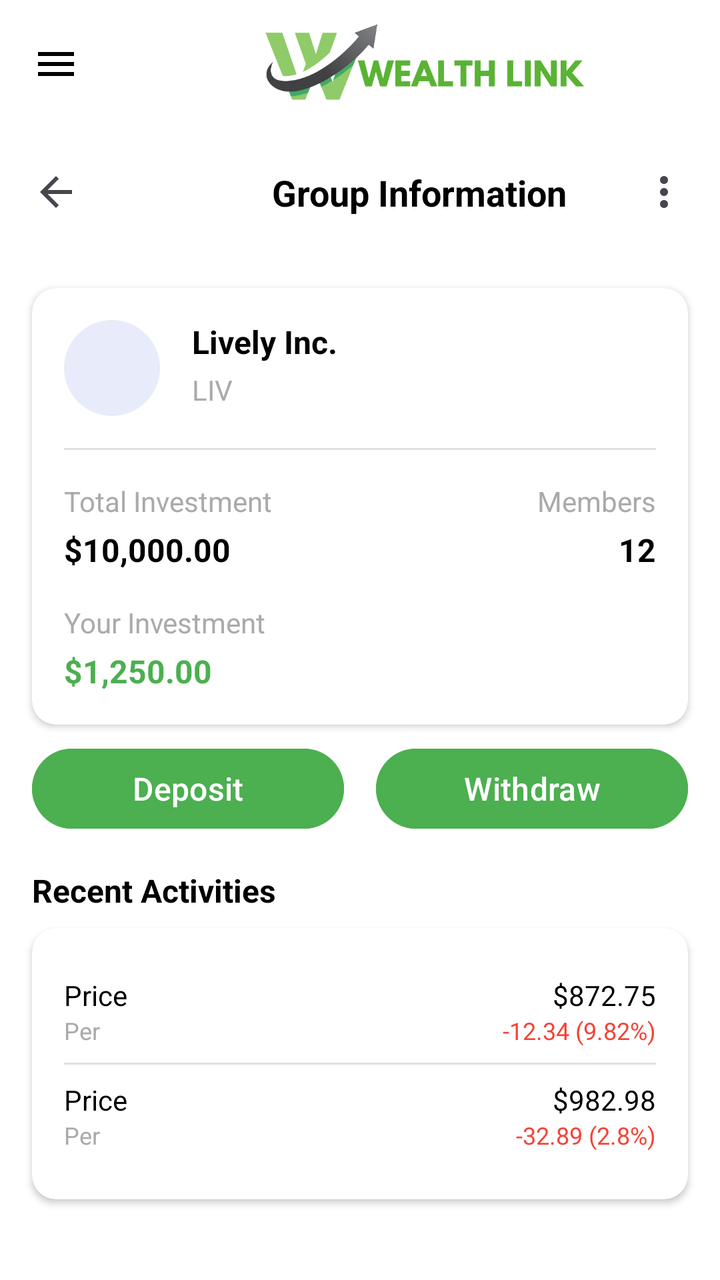
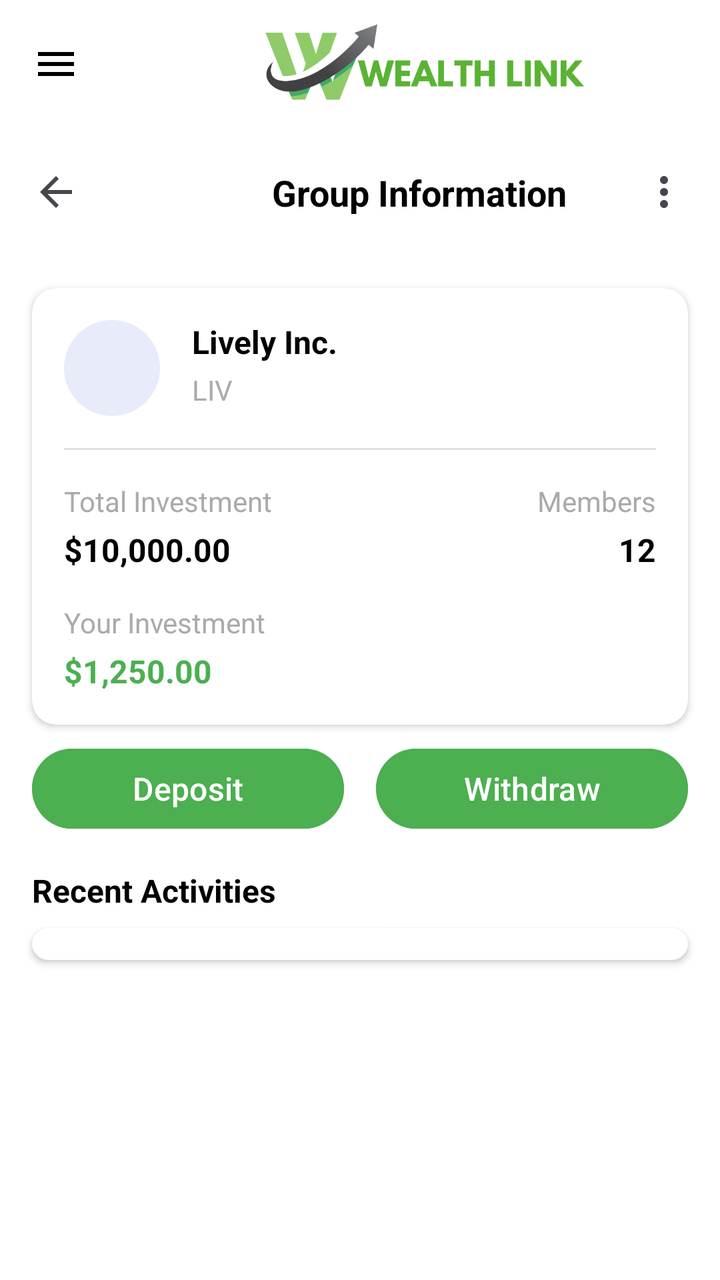

An Android layout rendered at two revisions. The XML below is the earlier revision; the diff shows what the commit changed to produce the second picture.
<!-- AndroidManifest.xml: application theme Theme.WealthLink -->
<!-- res/layout/activity_group_details.xml -->
<?xml version="1.0" encoding="utf-8"?>
<androidx.drawerlayout.widget.DrawerLayout xmlns:android="http://schemas.android.com/apk/res/android"
    xmlns:app="http://schemas.android.com/apk/res-auto"
    xmlns:tools="http://schemas.android.com/tools"
    android:id="@+id/main"
    android:layout_width="match_parent"
    android:layout_height="match_parent">

    <androidx.constraintlayout.widget.ConstraintLayout
        android:layout_width="match_parent"
        android:layout_height="match_parent"
        android:background="@color/white">

        
        <androidx.appcompat.widget.Toolbar
            android:id="@+id/toolbarTop"
            android:layout_width="match_parent"
            android:layout_height="?attr/actionBarSize"
            app:layout_constraintTop_toTopOf="parent">

            <androidx.constraintlayout.widget.ConstraintLayout
                android:layout_width="match_parent"
                android:layout_height="match_parent">

                <ImageButton
                    android:id="@+id/btnHamburger"
                    android:layout_width="wrap_content"
                    android:layout_height="wrap_content"
                    android:background="?attr/selectableItemBackgroundBorderless"
                    android:contentDescription="Menu"
                    android:src="@drawable/ic_menu"
                    app:layout_constraintBottom_toBottomOf="parent"
                    app:layout_constraintStart_toStartOf="parent"
                    app:layout_constraintTop_toTopOf="parent" />

                <ImageView
                    android:id="@+id/ivLogo"
                    android:layout_width="265dp"
                    android:layout_height="48dp"
                    android:layout_marginStart="40dp"
                    android:contentDescription="Logo"
                    android:src="@drawable/logofull"
                    app:layout_constraintBottom_toBottomOf="parent"
                    app:layout_constraintStart_toEndOf="@id/btnHamburger"
                    app:layout_constraintTop_toTopOf="parent" />

            </androidx.constraintlayout.widget.ConstraintLayout>
        </androidx.appcompat.widget.Toolbar>

        
        <androidx.appcompat.widget.Toolbar
            android:id="@+id/toolbarGroups"
            android:layout_width="match_parent"
            android:layout_height="?attr/actionBarSize"
            app:layout_constraintTop_toBottomOf="@id/toolbarTop">

            <androidx.constraintlayout.widget.ConstraintLayout
                android:layout_width="match_parent"
                android:layout_height="match_parent">

                <ImageButton
                    android:id="@+id/btnBack"
                    android:layout_width="wrap_content"
                    android:layout_height="wrap_content"
                    android:background="?attr/selectableItemBackgroundBorderless"
                    android:contentDescription="Back"
                    android:src="@drawable/ic_back_black"
                    app:layout_constraintBottom_toBottomOf="parent"
                    app:layout_constraintStart_toStartOf="parent"
                    app:layout_constraintTop_toTopOf="parent" />

                <TextView
                    android:id="@+id/tvGroupsTitle"
                    android:layout_width="wrap_content"
                    android:layout_height="wrap_content"
                    android:layout_marginStart="96dp"
                    android:gravity="center"
                    android:text="Group Information"
                    android:textColor="@android:color/black"
                    android:textSize="18sp"
                    android:textStyle="bold"
                    app:layout_constraintBottom_toBottomOf="parent"
                    app:layout_constraintStart_toEndOf="@id/btnBack"
                    app:layout_constraintTop_toTopOf="parent" />

                <ImageButton
                    android:id="@+id/btnMore"
                    android:layout_width="wrap_content"
                    android:layout_height="wrap_content"
                    android:layout_marginEnd="16dp"
                    android:background="?attr/selectableItemBackgroundBorderless"
                    android:contentDescription="More Options"
                    android:src="@drawable/ic_more"
                    app:layout_constraintBottom_toBottomOf="parent"
                    app:layout_constraintEnd_toEndOf="parent"
                    app:layout_constraintTop_toTopOf="parent" />

            </androidx.constraintlayout.widget.ConstraintLayout>
        </androidx.appcompat.widget.Toolbar>

        
        <androidx.cardview.widget.CardView
            android:id="@+id/cardDropdown"
            android:layout_width="160dp"
            android:layout_height="wrap_content"
            android:layout_marginEnd="8dp"
            android:visibility="gone"
            app:cardElevation="4dp"
            app:cardCornerRadius="8dp"
            app:layout_constraintEnd_toEndOf="parent"
            app:layout_constraintTop_toBottomOf="@id/toolbarGroups">

            <LinearLayout
                android:layout_width="match_parent"
                android:layout_height="wrap_content"
                android:orientation="vertical">

                <TextView
                    android:id="@+id/tvSettings"
                    android:layout_width="match_parent"
                    android:layout_height="wrap_content"
                    android:padding="16dp"
                    android:text="Settings"
                    android:textColor="@android:color/black" />

                <TextView
                    android:id="@+id/tvReportIssue"
                    android:layout_width="match_parent"
                    android:layout_height="wrap_content"
                    android:padding="16dp"
                    android:text="Report An Issue"
                    android:textColor="@android:color/black" />

                <TextView
                    android:id="@+id/tvLeaveGroup"
                    android:layout_width="match_parent"
                    android:layout_height="wrap_content"
                    android:padding="16dp"
                    android:text="Leave Group"
                    android:textColor="#F44336" />
            </LinearLayout>
        </androidx.cardview.widget.CardView>

        
        <androidx.cardview.widget.CardView
            android:id="@+id/cardGroupInfo"
            android:layout_width="match_parent"
            android:layout_height="wrap_content"
            android:layout_margin="16dp"
            app:cardCornerRadius="12dp"
            app:cardElevation="2dp"
            app:layout_constraintTop_toBottomOf="@id/toolbarGroups">

            <androidx.constraintlayout.widget.ConstraintLayout
                android:layout_width="match_parent"
                android:layout_height="wrap_content"
                android:padding="16dp">

                <ImageView
                    android:id="@+id/ivGroupLogo"
                    android:layout_width="48dp"
                    android:layout_height="48dp"
                    android:background="@drawable/circle_background"
                    app:layout_constraintStart_toStartOf="parent"
                    app:layout_constraintTop_toTopOf="parent" />

                <TextView
                    android:id="@+id/tvGroupName"
                    android:layout_width="wrap_content"
                    android:layout_height="wrap_content"
                    android:layout_marginStart="16dp"
                    android:text="Lively Inc."
                    android:textColor="@android:color/black"
                    android:textSize="16sp"
                    android:textStyle="bold"
                    app:layout_constraintStart_toEndOf="@id/ivGroupLogo"
                    app:layout_constraintTop_toTopOf="@id/ivGroupLogo" />

                <TextView
                    android:id="@+id/tvGroupDescription"
                    android:layout_width="wrap_content"
                    android:layout_height="wrap_content"
                    android:layout_marginStart="16dp"
                    android:text="LIV"
                    android:textColor="@android:color/darker_gray"
                    app:layout_constraintBottom_toBottomOf="@id/ivGroupLogo"
                    app:layout_constraintStart_toEndOf="@id/ivGroupLogo"
                    app:layout_constraintTop_toBottomOf="@id/tvGroupName" />

                
                <View
                    android:id="@+id/divider"
                    android:layout_width="match_parent"
                    android:layout_height="1dp"
                    android:layout_marginTop="16dp"
                    android:background="#E0E0E0"
                    app:layout_constraintTop_toBottomOf="@id/ivGroupLogo" />

                
                <TextView
                    android:id="@+id/labelTotalInvestment"
                    android:layout_width="wrap_content"
                    android:layout_height="wrap_content"
                    android:layout_marginTop="16dp"
                    android:text="Total Investment"
                    android:textColor="@android:color/darker_gray"
                    android:textSize="14sp"
                    app:layout_constraintStart_toStartOf="parent"
                    app:layout_constraintTop_toBottomOf="@id/divider" />

                <TextView
                    android:id="@+id/tvTotalInvestment"
                    android:layout_width="wrap_content"
                    android:layout_height="wrap_content"
                    android:layout_marginTop="4dp"
                    android:text="$10,000.00"
                    android:textColor="@android:color/black"
                    android:textSize="16sp"
                    android:textStyle="bold"
                    app:layout_constraintStart_toStartOf="@+id/labelTotalInvestment"
                    app:layout_constraintTop_toBottomOf="@+id/labelTotalInvestment" />

                
                <TextView
                    android:id="@+id/labelMemberCount"
                    android:layout_width="wrap_content"
                    android:layout_height="wrap_content"
                    android:layout_marginTop="16dp"
                    android:text="Members"
                    android:textColor="@android:color/darker_gray"
                    android:textSize="14sp"
                    app:layout_constraintEnd_toEndOf="parent"
                    app:layout_constraintTop_toBottomOf="@id/divider" />

                <TextView
                    android:id="@+id/tvMemberCount"
                    android:layout_width="wrap_content"
                    android:layout_height="wrap_content"
                    android:layout_marginTop="4dp"
                    android:text="12"
                    android:textColor="@android:color/black"
                    android:textSize="16sp"
                    android:textStyle="bold"
                    app:layout_constraintEnd_toEndOf="@+id/labelMemberCount"
                    app:layout_constraintTop_toBottomOf="@+id/labelMemberCount" />

                
                <TextView
                    android:id="@+id/labelUserInvestment"
                    android:layout_width="wrap_content"
                    android:layout_height="wrap_content"
                    android:layout_marginTop="16dp"
                    android:text="Your Investment"
                    android:textColor="@android:color/darker_gray"
                    android:textSize="14sp"
                    app:layout_constraintStart_toStartOf="parent"
                    app:layout_constraintTop_toBottomOf="@+id/tvTotalInvestment" />

                <TextView
                    android:id="@+id/tvUserInvestment"
                    android:layout_width="wrap_content"
                    android:layout_height="wrap_content"
                    android:layout_marginTop="4dp"
                    android:text="$1,250.00"
                    android:textColor="#4CAF50"
                    android:textSize="16sp"
                    android:textStyle="bold"
                    app:layout_constraintStart_toStartOf="@+id/labelUserInvestment"
                    app:layout_constraintTop_toBottomOf="@+id/labelUserInvestment" />
            </androidx.constraintlayout.widget.ConstraintLayout>
        </androidx.cardview.widget.CardView>

        
        <LinearLayout
            android:id="@+id/actionButtonsContainer"
            android:layout_width="match_parent"
            android:layout_height="wrap_content"
            android:layout_marginStart="16dp"
            android:layout_marginTop="8dp"
            android:layout_marginEnd="16dp"
            android:orientation="horizontal"
            app:layout_constraintTop_toBottomOf="@id/cardGroupInfo">

            
            <Button
                android:id="@+id/btnDeposit"
                android:layout_width="0dp"
                android:layout_height="48dp"
                android:layout_marginEnd="8dp"
                android:layout_weight="1"
                android:backgroundTint="#4CAF50"
                android:text="Deposit"
                android:textAllCaps="false"
                android:textColor="@android:color/white"
                android:textSize="16sp" />

            
            <Button
                android:id="@+id/btnWithdraw"
                android:layout_width="0dp"
                android:layout_height="48dp"
                android:layout_marginStart="8dp"
                android:layout_weight="1"
                android:backgroundTint="#4CAF50"
                android:text="Withdraw"
                android:textAllCaps="false"
                android:textColor="@android:color/white"
                android:textSize="16sp" />
        </LinearLayout>

        
        
        <TextView
            android:id="@+id/tvRecentActivitiesTitle"
            android:layout_width="wrap_content"
            android:layout_height="wrap_content"
            android:layout_marginStart="16dp"
            android:layout_marginTop="16dp"
            android:text="Recent Activities"
            android:textColor="@android:color/black"
            android:textSize="16sp"
            android:textStyle="bold"
            app:layout_constraintStart_toStartOf="parent"
            app:layout_constraintTop_toBottomOf="@id/actionButtonsContainer" />

        <androidx.cardview.widget.CardView
            android:id="@+id/cardRecentActivities"
            android:layout_width="match_parent"
            android:layout_height="wrap_content"
            android:layout_marginStart="16dp"
            android:layout_marginTop="8dp"
            android:layout_marginEnd="16dp"
            app:cardCornerRadius="12dp"
            app:cardElevation="2dp"
            app:layout_constraintTop_toBottomOf="@id/tvRecentActivitiesTitle">

            <LinearLayout
                android:layout_width="match_parent"
                android:layout_height="wrap_content"
                android:orientation="vertical"
                android:padding="16dp">

                
                <LinearLayout
                    android:layout_width="match_parent"
                    android:layout_height="wrap_content"
                    android:orientation="horizontal"
                    android:paddingVertical="8dp">

                    <LinearLayout
                        android:layout_width="0dp"
                        android:layout_height="wrap_content"
                        android:layout_weight="1"
                        android:orientation="vertical">

                        <TextView
                            android:layout_width="wrap_content"
                            android:layout_height="wrap_content"
                            android:text="Price"
                            android:textColor="@android:color/black"
                            android:textSize="14sp" />

                        <TextView
                            android:layout_width="wrap_content"
                            android:layout_height="wrap_content"
                            android:text="Per"
                            android:textColor="@android:color/darker_gray"
                            android:textSize="12sp" />
                    </LinearLayout>

                    <LinearLayout
                        android:layout_width="wrap_content"
                        android:layout_height="wrap_content"
                        android:orientation="vertical"
                        android:gravity="end">

                        <TextView
                            android:layout_width="wrap_content"
                            android:layout_height="wrap_content"
                            android:text="$872.75"
                            android:textColor="@android:color/black"
                            android:textSize="14sp" />

                        <TextView
                            android:layout_width="wrap_content"
                            android:layout_height="wrap_content"
                            android:text="-12.34 (9.82%)"
                            android:textColor="#F44336"
                            android:textSize="12sp" />
                    </LinearLayout>
                </LinearLayout>

                <View
                    android:layout_width="match_parent"
                    android:layout_height="1dp"
                    android:background="#E0E0E0" />

                
                <LinearLayout
                    android:layout_width="match_parent"
                    android:layout_height="wrap_content"
                    android:orientation="horizontal"
                    android:paddingVertical="8dp">

                    <LinearLayout
                        android:layout_width="0dp"
                        android:layout_height="wrap_content"
                        android:layout_weight="1"
                        android:orientation="vertical">

                        <TextView
                            android:layout_width="wrap_content"
                            android:layout_height="wrap_content"
                            android:text="Price"
                            android:textColor="@android:color/black"
                            android:textSize="14sp" />

                        <TextView
                            android:layout_width="wrap_content"
                            android:layout_height="wrap_content"
                            android:text="Per"
                            android:textColor="@android:color/darker_gray"
                            android:textSize="12sp" />
                    </LinearLayout>

                    <LinearLayout
                        android:layout_width="wrap_content"
                        android:layout_height="wrap_content"
                        android:orientation="vertical"
                        android:gravity="end">

                        <TextView
                            android:layout_width="wrap_content"
                            android:layout_height="wrap_content"
                            android:text="$982.98"
                            android:textColor="@android:color/black"
                            android:textSize="14sp" />

                        <TextView
                            android:layout_width="wrap_content"
                            android:layout_height="wrap_content"
                            android:text="-32.89 (2.8%)"
                            android:textColor="#F44336"
                            android:textSize="12sp" />
                    </LinearLayout>
                </LinearLayout>
            </LinearLayout>
        </androidx.cardview.widget.CardView>
    </androidx.constraintlayout.widget.ConstraintLayout>

    <com.google.android.material.navigation.NavigationView
        android:id="@+id/navigation_view"
        android:layout_width="280dp"
        android:layout_height="match_parent"
        android:layout_gravity="start"
        android:background="@android:color/white"
        android:fitsSystemWindows="true">

        <LinearLayout
            android:layout_width="match_parent"
            android:layout_height="match_parent"
            android:orientation="vertical">

            <LinearLayout
                android:layout_width="match_parent"
                android:layout_height="wrap_content"
                android:orientation="horizontal"
                android:padding="24dp">

                <androidx.cardview.widget.CardView
                    android:layout_width="60dp"
                    android:layout_height="60dp"
                    app:cardCornerRadius="30dp"
                    app:cardElevation="0dp">

                    <ImageView
                        android:id="@+id/profile_image"
                        android:layout_width="match_parent"
                        android:layout_height="match_parent"
                        android:scaleType="centerCrop"
                        android:src="@drawable/profile_pic" />
                </androidx.cardview.widget.CardView>

                <LinearLayout
                    android:layout_width="match_parent"
                    android:layout_height="wrap_content"
                    android:layout_marginStart="16dp"
                    android:layout_gravity="center_vertical"
                    android:orientation="vertical">

                    <TextView
                        android:id="@+id/user_name"
                        android:layout_width="wrap_content"
                        android:layout_height="wrap_content"
                        android:text="Kurt Zander Kaw"
                        android:textColor="@android:color/black"
                        android:textSize="18sp"
                        android:textStyle="bold" />

                    <TextView
                        android:id="@+id/user_email"
                        android:layout_width="wrap_content"
                        android:layout_height="wrap_content"
                        android:text="KurtisCool@gmail.com"
                        android:textColor="@android:color/darker_gray"
                        android:textSize="14sp" />
                </LinearLayout>
            </LinearLayout>

            <LinearLayout
                android:layout_width="match_parent"
                android:layout_height="wrap_content"
                android:orientation="vertical">

                <LinearLayout
                    android:id="@+id/nav_home"
                    android:layout_width="match_parent"
                    android:layout_height="wrap_content"
                    android:gravity="center_vertical"
                    android:orientation="horizontal"
                    android:paddingHorizontal="24dp"
                    android:paddingVertical="24dp">

                    <ImageView
                        android:layout_width="24dp"
                        android:layout_height="24dp"
                        android:src="@drawable/home_nav" />

                    <TextView
                        android:layout_width="wrap_content"
                        android:layout_height="wrap_content"
                        android:layout_marginStart="24dp"
                        android:text="Home"
                        android:textColor="@android:color/black"
                        android:textSize="16sp" />
                </LinearLayout>

                <LinearLayout
                    android:id="@+id/nav_groups"
                    android:layout_width="match_parent"
                    android:layout_height="wrap_content"
                    android:gravity="center_vertical"
                    android:orientation="horizontal"
                    android:paddingHorizontal="24dp"
                    android:paddingVertical="24dp">

                    <ImageView
                        android:layout_width="24dp"
                        android:layout_height="24dp"
                        android:src="@drawable/group_nav" />

                    <TextView
                        android:layout_width="wrap_content"
                        android:layout_height="wrap_content"
                        android:layout_marginStart="24dp"
                        android:text="Groups"
                        android:textColor="@android:color/black"
                        android:textSize="16sp" />
                </LinearLayout>

                <LinearLayout
                    android:id="@+id/nav_notifications"
                    android:layout_width="match_parent"
                    android:layout_height="wrap_content"
                    android:gravity="center_vertical"
                    android:orientation="horizontal"
                    android:paddingHorizontal="24dp"
                    android:paddingVertical="24dp">

                    <ImageView
                        android:layout_width="24dp"
                        android:layout_height="24dp"
                        android:src="@drawable/bell_nav" />

                    <TextView
                        android:layout_width="wrap_content"
                        android:layout_height="wrap_content"
                        android:layout_marginStart="24dp"
                        android:text="Notifications"
                        android:textColor="@android:color/black"
                        android:textSize="16sp" />
                </LinearLayout>

                <LinearLayout
                    android:id="@+id/nav_history"
                    android:layout_width="match_parent"
                    android:layout_height="wrap_content"
                    android:gravity="center_vertical"
                    android:orientation="horizontal"
                    android:paddingHorizontal="24dp"
                    android:paddingVertical="24dp">

                    <ImageView
                        android:layout_width="24dp"
                        android:layout_height="24dp"
                        android:src="@drawable/history_nav" />

                    <TextView
                        android:layout_width="wrap_content"
                        android:layout_height="wrap_content"
                        android:layout_marginStart="24dp"
                        android:text="History"
                        android:textColor="@android:color/black"
                        android:textSize="16sp" />
                </LinearLayout>

                <LinearLayout
                    android:id="@+id/nav_account"
                    android:layout_width="match_parent"
                    android:layout_height="wrap_content"
                    android:gravity="center_vertical"
                    android:orientation="horizontal"
                    android:paddingHorizontal="24dp"
                    android:paddingVertical="24dp">

                    <ImageView
                        android:layout_width="24dp"
                        android:layout_height="24dp"
                        android:src="@drawable/user_nav" />

                    <TextView
                        android:layout_width="wrap_content"
                        android:layout_height="wrap_content"
                        android:layout_marginStart="24dp"
                        android:text="Account"
                        android:textColor="@android:color/black"
                        android:textSize="16sp" />
                </LinearLayout>
            </LinearLayout>
        </LinearLayout>
    </com.google.android.material.navigation.NavigationView>
</androidx.drawerlayout.widget.DrawerLayout>
<!-- resources referenced by this layout -->
<resources>
  <color name="white">#FFFFFFFF</color>
  <!-- drawable bell_nav: png bitmap (drawable, 9607 bytes) -->
  <!-- drawable circle_background (drawable) -->
  <shape xmlns:android="http://schemas.android.com/apk/res/android"
      android:shape="oval">
      <solid android:color="#E8EBFA" />
  </shape>
  <!-- drawable group_nav: png bitmap (drawable, 17830 bytes) -->
  <!-- drawable history_nav: png bitmap (drawable, 14436 bytes) -->
  <!-- drawable home_nav: png bitmap (drawable, 9229 bytes) -->
  <!-- drawable ic_back_black (drawable) -->
  <?xml version="1.0" encoding="utf-8"?>
  <vector xmlns:android="http://schemas.android.com/apk/res/android"
      android:width="24dp"
      android:height="24dp"
      android:viewportWidth="24"
      android:viewportHeight="24"
      android:tint="?attr/colorControlNormal"
      android:autoMirrored="true">
  
      <path
          android:fillColor="#000000"
          android:pathData="M20,11H7.83l5.59,-5.59L12,4l-8,8 8,8 1.41,-1.41L7.83,13H20v-2z" />
  </vector>
  <!-- drawable ic_menu (drawable) -->
  <?xml version="1.0" encoding="utf-8"?>
  <vector xmlns:android="http://schemas.android.com/apk/res/android"
      android:width="24dp"
      android:height="24dp"
      android:viewportWidth="24"
      android:viewportHeight="24">
      <path
          android:fillColor="#000000"
          android:pathData="M3,18h18v-2L3,16v2zM3,13h18v-2L3,11v2zM3,6v2h18L21,6L3,6z"/>
  </vector>
  <!-- drawable ic_more (drawable) -->
  <?xml version="1.0" encoding="utf-8"?>
  <vector xmlns:android="http://schemas.android.com/apk/res/android"
      android:width="24dp"
      android:height="24dp"
      android:viewportWidth="24"
      android:viewportHeight="24"
      android:tint="?attr/colorControlNormal">
  
      <path
          android:fillColor="#000000"
          android:pathData="M12,8c1.1,0 2,-0.9 2,-2s-0.9,-2 -2,-2 -2,0.9 -2,2 0.9,2 2,2zM12,10c-1.1,0 -2,0.9 -2,2s0.9,2 2,2 2,-0.9 2,-2 -0.9,-2 -2,-2zM12,16c-1.1,0 -2,0.9 -2,2s0.9,2 2,2 2,-0.9 2,-2 -0.9,-2 -2,-2z" />
  </vector>
  <!-- drawable logofull: png bitmap (drawable, 22190 bytes) -->
  <!-- drawable profile_pic: png bitmap (drawable, 37098 bytes) -->
  <!-- drawable user_nav: png bitmap (drawable, 16826 bytes) -->
  <style name="Theme.WealthLink" parent="Base.Theme.WealthLink" />
  <style name="Base.Theme.WealthLink" parent="Theme.Material3.DayNight.NoActionBar">
          
          
      </style>
</resources>

<!-- the commit's change to res/layout/activity_group_details.xml (unified diff, before → after) -->
@@ -334,117 +334,12 @@
             app:cardElevation="2dp"
             app:layout_constraintTop_toBottomOf="@id/tvRecentActivitiesTitle">
 
-            <LinearLayout
+            <androidx.recyclerview.widget.RecyclerView
+                android:id="@+id/recyclerActivities"
                 android:layout_width="match_parent"
                 android:layout_height="wrap_content"
-                android:orientation="vertical"
-                android:padding="16dp">
-
-                
-                <LinearLayout
-                    android:layout_width="match_parent"
-                    android:layout_height="wrap_content"
-                    android:orientation="horizontal"
-                    android:paddingVertical="8dp">
-
-                    <LinearLayout
-                        android:layout_width="0dp"
-                        android:layout_height="wrap_content"
-                        android:layout_weight="1"
-                        android:orientation="vertical">
-
-                        <TextView
-                            android:layout_width="wrap_content"
-                            android:layout_height="wrap_content"
-                            android:text="Price"
-                            android:textColor="@android:color/black"
-                            android:textSize="14sp" />
-
-                        <TextView
-                            android:layout_width="wrap_content"
-                            android:layout_height="wrap_content"
-                            android:text="Per"
-                            android:textColor="@android:color/darker_gray"
-                            android:textSize="12sp" />
-                    </LinearLayout>
-
-                    <LinearLayout
-                        android:layout_width="wrap_content"
-                        android:layout_height="wrap_content"
-                        android:orientation="vertical"
-                        android:gravity="end">
-
-                        <TextView
-                            android:layout_width="wrap_content"
-                            android:layout_height="wrap_content"
-                            android:text="$872.75"
-                            android:textColor="@android:color/black"
-                            android:textSize="14sp" />
-
-                        <TextView
-                            android:layout_width="wrap_content"
-                            android:layout_height="wrap_content"
-                            android:text="-12.34 (9.82%)"
-                            android:textColor="#F44336"
-                            android:textSize="12sp" />
-                    </LinearLayout>
-                </LinearLayout>
-
-                <View
-                    android:layout_width="match_parent"
-                    android:layout_height="1dp"
-                    android:background="#E0E0E0" />
-
-                
-                <LinearLayout
-                    android:layout_width="match_parent"
-                    android:layout_height="wrap_content"
-                    android:orientation="horizontal"
-                    android:paddingVertical="8dp">
-
-                    <LinearLayout
-                        android:layout_width="0dp"
-                        android:layout_height="wrap_content"
-                        android:layout_weight="1"
-                        android:orientation="vertical">
-
-                        <TextView
-                            android:layout_width="wrap_content"
-                            android:layout_height="wrap_content"
-                            android:text="Price"
-                            android:textColor="@android:color/black"
-                            android:textSize="14sp" />
-
-                        <TextView
-                            android:layout_width="wrap_content"
-                            android:layout_height="wrap_content"
-                            android:text="Per"
-                            android:textColor="@android:color/darker_gray"
-                            android:textSize="12sp" />
-                    </LinearLayout>
-
-                    <LinearLayout
-                        android:layout_width="wrap_content"
-                        android:layout_height="wrap_content"
-                        android:orientation="vertical"
-                        android:gravity="end">
-
-                        <TextView
-                            android:layout_width="wrap_content"
-                            android:layout_height="wrap_content"
-                            android:text="$982.98"
-                            android:textColor="@android:color/black"
-                            android:textSize="14sp" />
-
-                        <TextView
-                            android:layout_width="wrap_content"
-                            android:layout_height="wrap_content"
-                            android:text="-32.89 (2.8%)"
-                            android:textColor="#F44336"
-                            android:textSize="12sp" />
-                    </LinearLayout>
-                </LinearLayout>
-            </LinearLayout>
+                android:padding="8dp" />
+
         </androidx.cardview.widget.CardView>
     </androidx.constraintlayout.widget.ConstraintLayout>
 
